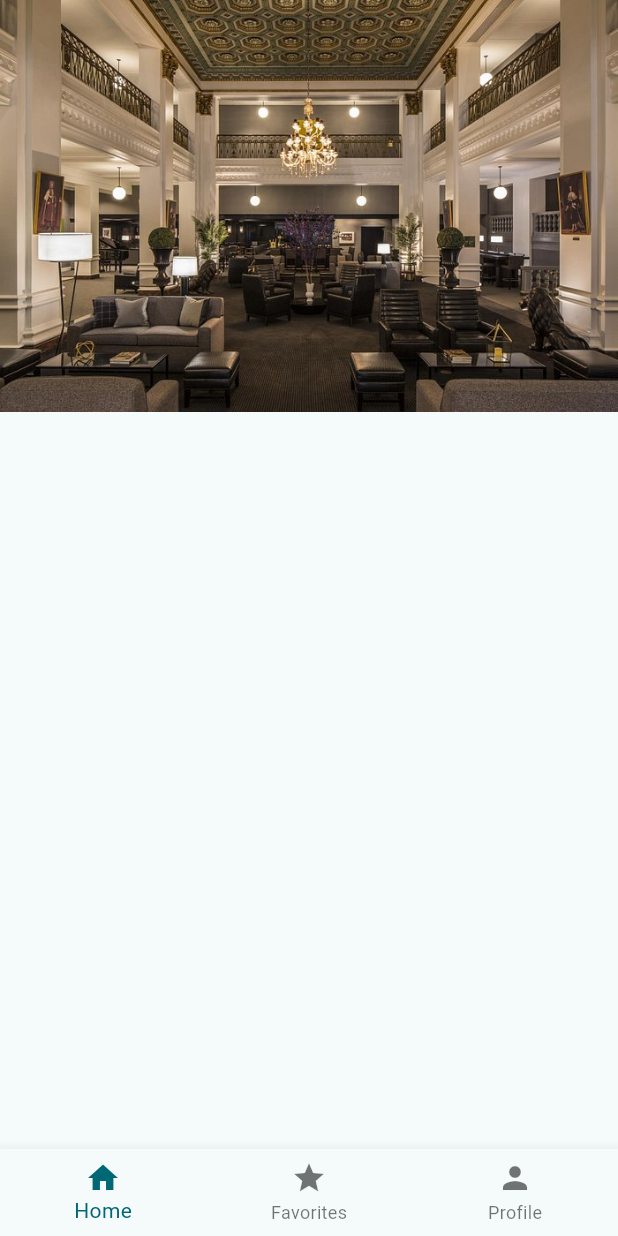
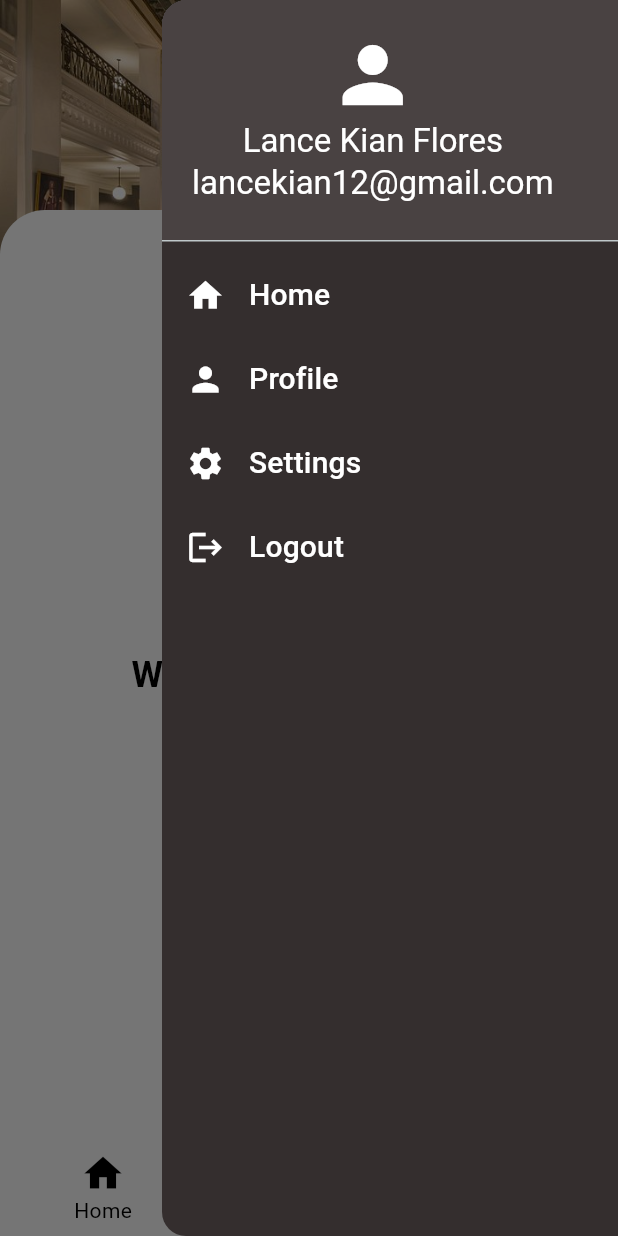
Before and after one commit to Arthritisboy/3Y1Cryptotel, a Flutter app: the TabScreen screen opened by its route, with the side drawer open (before the commit the screen has no drawer), on a phone screen of 412 x 824 dp. Run offline on Flutter 3.47's test engine with Material 3 defaults, Android fonts, the phone set to English and light mode, and no system bars; our stand-ins replace transparent_image.

Commit message:
Added side drawer and fix bottom navigation design

```diff
--- a/mobile/lib/main.dart
+++ b/mobile/lib/main.dart
@@ -17,9 +17,17 @@ class MyApp extends StatelessWidget {
       title: 'Cryptotel',
       onGenerateRoute: _appRouter.onGenerateRoute,
       theme: ThemeData(
+        primaryColor: Colors.white,
         colorScheme: ColorScheme.fromSeed(
             seedColor: const Color.fromARGB(255, 255, 255, 255)),
         useMaterial3: true,
+        listTileTheme: ListTileThemeData(
+          textColor: Colors.white,
+          iconColor: Colors.white,
+        ),
+        drawerTheme: DrawerThemeData(
+          backgroundColor: const Color.fromARGB(255, 52, 46, 46),
+        ),
         elevatedButtonTheme: ElevatedButtonThemeData(
           style: ElevatedButton.styleFrom(
             backgroundColor: Colors.black,
@@ -29,6 +37,10 @@ class MyApp extends StatelessWidget {
             ),
           ),
         ),
+        scaffoldBackgroundColor: Colors.white,
+        appBarTheme: AppBarTheme(
+          backgroundColor: Colors.white,
+        ),
       ),
       home: const SplashScreen(),
     );
--- a/mobile/lib/presentation/screens/home_screen.dart
+++ b/mobile/lib/presentation/screens/home_screen.dart
@@ -5,16 +5,42 @@ class HomeScreen extends StatelessWidget {
   const HomeScreen({super.key});
   @override
   Widget build(BuildContext context) {
-    return Scaffold(
-      body: Stack(
+    return Stack(
       children: [
         FadeInImage(
           placeholder: MemoryImage(kTransparentImage),
           image: AssetImage('assets/images/others/homepage.jpg'),
           fit: BoxFit.cover,
-          )
+        ),
+        Column(
+          mainAxisAlignment: MainAxisAlignment.end,
+          children: [
+            Container(
+              height: 620.0,
+              width: double.infinity,
+              decoration: BoxDecoration(
+                color: Colors.white,
+                borderRadius: BorderRadius.vertical(
+                  top: Radius.circular(30.0),
+                ),
+              ),
+              child: Padding(
+                padding: const EdgeInsets.all(16.0),
+                child: Center(
+                  child: Text(
+                    'Welcome to Cryptotel',
+                    style: TextStyle(
+                      fontSize: 24.0,
+                      fontWeight: FontWeight.bold,
+                      color: Colors.black,
+                    ),
+                  ),
+                ),
+              ),
+            ),
           ],
         ),
+      ],
     );
   }
 }
--- a/mobile/lib/presentation/screens/tab_screen.dart
+++ b/mobile/lib/presentation/screens/tab_screen.dart
@@ -1,42 +1,56 @@
 import 'package:flutter/material.dart';
 import 'package:hotel_flutter/presentation/screens/home_screen.dart';
+import 'package:hotel_flutter/presentation/widgets/main_drawer.dart';
+import 'package:transparent_image/transparent_image.dart';
 import 'package:hotel_flutter/presentation/screens/favorite_screen.dart';
-import 'package:hotel_flutter/presentation/screens/login_screen.dart';
 import 'package:hotel_flutter/presentation/screens/profile_screen.dart';
 
 class TabScreen extends StatefulWidget {
   const TabScreen({super.key});
 
   @override
-  State<StatefulWidget> createState() {
-    return _TabScreenState();
-  }
+  State<TabScreen> createState() => _TabScreenState();
 }
 
 class _TabScreenState extends State<TabScreen> {
-  int _selectedPageindex = 0;
+  int _selectedPageIndex = 0;
 
   void _selectPage(int index) {
     setState(() {
-      _selectedPageindex = index;
+      _selectedPageIndex = index;
     });
+  }
+
+  void _setScreen(String identifier) {
+    if (identifier == "homescreen") {
+      // Handle navigation or screen selection logic here
+    }
   }
 
   @override
   Widget build(BuildContext context) {
-    Widget activePage = const HomeScreen();
+    Widget activePage;
 
-    if (_selectedPageindex == 1) {
-      activePage = FavoriteScreen();
+    switch (_selectedPageIndex) {
+      case 1:
+        activePage = const FavoriteScreen();
+        break;
+      case 2:
+        activePage = const ProfileScreen();
+        break;
+      default:
+        activePage = const HomeScreen();
     }
-    if (_selectedPageindex == 2) {
-      activePage = ProfileScreen();
-    }
+
     return Scaffold(
-      body: activePage,
+      endDrawer: MainDrawer(onSelectScreen: _setScreen),
       bottomNavigationBar: BottomNavigationBar(
+        backgroundColor: Colors.white,
+        iconSize: 30.0,
+        elevation: 0.0,
+        selectedItemColor: Colors.black,
         onTap: _selectPage,
-        currentIndex: _selectedPageindex,
+        currentIndex: _selectedPageIndex,
         items: const [
           BottomNavigationBarItem(
             icon: Icon(Icons.home),
@@ -44,11 +58,30 @@ class _TabScreenState extends State<TabScreen> {
           ),
           BottomNavigationBarItem(
             icon: Icon(Icons.star),
-            label: "Favorites",
+            label: 'Favorites',
           ),
           BottomNavigationBarItem(
             icon: Icon(Icons.person),
-            label: "Profile",
+            label: 'Profile',
+          ),
+        ],
+      ),
+      body: Stack(
+        children: [
+          activePage,
+          Positioned(
+            top: 40.0,
+            right: 10.0,
+            child: Builder(
+              builder: (context) {
+                return IconButton(
+                  icon: Icon(Icons.menu, color: Colors.white, size: 30),
+                  onPressed: () {
+                    Scaffold.of(context).openEndDrawer(); // Open the end drawer
+                  },
+                );
+              },
+            ),
           ),
         ],
       ),
--- /dev/null
+++ b/mobile/lib/presentation/widgets/main_drawer.dart
@@ -0,0 +1,117 @@
+import 'package:flutter/material.dart';
+
+class MainDrawer extends StatelessWidget {
+  const MainDrawer({super.key, required this.onSelectScreen});
+
+  final void Function(String identifier) onSelectScreen;
+
+  @override
+  Widget build(BuildContext context) {
+    return Drawer(
+      child: Column(
+        children: [
+          DrawerHeader(
+            padding: const EdgeInsets.all(20),
+            decoration: BoxDecoration(
+              color: Color.fromARGB(255, 73, 66, 66),
+            ),
+            child: Row(
+              children: [
+                Column(
+                  children: [
+                    Icon(
+                      Icons.person,
+                      size: 60,
+                      color: Colors.white,
+                    ),
+                    const SizedBox(width: 18),
+                    Text(
+                      'Lance Kian Flores',
+                      style: Theme.of(context).textTheme.titleLarge!.copyWith(
+                            color: Colors.white,
+                          ),
+                    ),
+                    Text(
+                      'lancekian12@gmail.com',
+                      style: Theme.of(context).textTheme.titleLarge!.copyWith(
+                            color: Colors.white,
+                          ),
+                    ),
+                  ],
+                ),
+              ],
+            ),
+          ),
+          ListTile(
+            leading: Icon(
+              Icons.home,
+              size: 26,
+              color: Colors.white,
+            ),
+            title: Text(
+              'Home',
+              style: Theme.of(context).textTheme.titleSmall!.copyWith(
+                    color: Colors.white,
+                    fontSize: 20,
+                  ),
+            ),
+            onTap: () {
+              onSelectScreen('homescreen');
+            },
+          ),
+          ListTile(
+            leading: Icon(
+              Icons.person,
+              size: 26,
+              color: Colors.white,
+            ),
+            title: Text(
+              'Profile',
+              style: Theme.of(context).textTheme.titleSmall!.copyWith(
+                    color: Colors.white,
+                    fontSize: 20,
+                  ),
+            ),
+            onTap: () {
+              onSelectScreen('profile');
+            },
+          ),
+          ListTile(
+            leading: Icon(
+              Icons.settings,
+              size: 26,
+              color: Colors.white,
+            ),
+            title: Text(
+              'Settings',
+              style: Theme.of(context).textTheme.titleSmall!.copyWith(
+                    color: Colors.white,
+                    fontSize: 20,
+                  ),
+            ),
+            onTap: () {
+              onSelectScreen('settings');
+            },
+          ),
+          ListTile(
+            leading: Icon(
+              Icons.logout,
+              size: 26,
+              color: Colors.white,
+            ),
+            title: Text(
+              'Logout',
+              style: Theme.of(context).textTheme.titleSmall!.copyWith(
+                    color: Colors.white,
+                    fontSize: 20,
+                  ),
+            ),
+            onTap: () {
+              onSelectScreen('logout');
+            },
+          ),
+        ],
+      ),
+    );
+  }
+}
--- a/mobile/lib/router/app_router.dart
+++ b/mobile/lib/router/app_router.dart
@@ -1,8 +1,7 @@
 import 'package:flutter/material.dart';
-import 'package:hotel_flutter/presentation/screens/home_screen.dart';
+import 'package:hotel_flutter/presentation/screens/tab_screen.dart';
 import 'package:hotel_flutter/presentation/screens/login_screen.dart';
 import 'package:hotel_flutter/presentation/screens/signup_screen.dart';
-import 'package:hotel_flutter/presentation/screens/tab_screen.dart';
 import 'package:hotel_flutter/presentation/screens/welcome_screen.dart';
 
 class AppRouter {
--- a/mobile/pubspec.yaml
+++ b/mobile/pubspec.yaml
@@ -38,6 +38,7 @@ dependencies:
   bloc: ^8.1.4
   flutter_bloc: ^8.1.6
   transparent_image: ^2.0.1
+  google_fonts: ^6.2.1
 
 dev_dependencies:
   flutter_test:
```
Also changed, not shown: mobile/pubspec.lock, 1 other file. Lines whose indentation alone changed are shown as unchanged.
